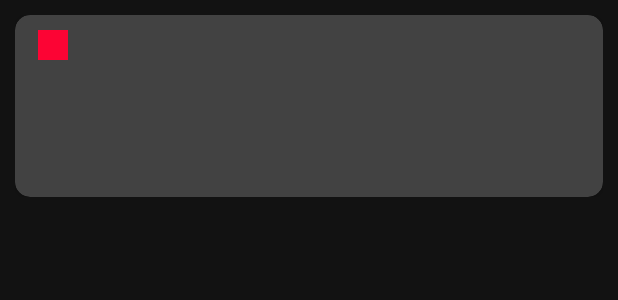
After one commit to yogenns/FlashCard, an Android app: the layout card_flash.xml on its own in the app's theme, with its tools: preview values and no code run, on a phone screen of 412 x 824 dp. The commit adds this screen. Shown: the top 300 px of the screen. Run offline under Robolectric (Android 15) with nearby library versions, the phone set to English and light mode, and no system bars.

Commit message:
Task 6 - List Cards on Main "All Cards" page

```diff
--- a/app/src/main/java/tool/yogendra/flashcard/SectionsActivity.java
+++ b/app/src/main/java/tool/yogendra/flashcard/SectionsActivity.java
@@ -181,6 +181,7 @@ public class SectionsActivity extends AppCompatActivity {
     protected void onResume() {
         Log.i(TAG, "Resume ManageSection");
         super.onResume();
+        addRecyclerView();
     }
 
     public static Intent makeIntent(Context context) {
--- /dev/null
+++ b/app/src/main/res/layout/card_flash.xml
@@ -0,0 +1,46 @@
+<?xml version="1.0" encoding="utf-8"?>
+<LinearLayout xmlns:android="http://schemas.android.com/apk/res/android"
+    android:layout_width="match_parent"
+    android:layout_height="wrap_content"
+    android:layout_margin="10dp"
+    android:orientation="horizontal">
+
+    <androidx.cardview.widget.CardView xmlns:card_view="http://schemas.android.com/apk/res-auto"
+        android:id="@+id/flashCardView"
+        android:layout_width="match_parent"
+        android:layout_height="wrap_content"
+        android:background="#ffeead"
+        card_view:cardBackgroundColor="@color/cardview_dark_background"
+        card_view:cardCornerRadius="10dp">
+
+        <LinearLayout
+            android:layout_width="match_parent"
+            android:layout_height="wrap_content"
+            android:layout_margin="10dp"
+            android:orientation="vertical">
+
+            <TextView
+                android:id="@+id/flashCardSectionColorTxt"
+                android:layout_width="20dp"
+                android:layout_height="20dp"
+                android:layout_gravity="center_vertical"
+                android:layout_marginStart="5dp"
+                android:background="@color/red" />
+
+            <TextView
+                android:id="@+id/flashCardFrontTxt"
+                android:layout_width="wrap_content"
+                android:layout_height="wrap_content"
+                android:layout_gravity="center_vertical"
+                android:layout_marginStart="10dp"
+                android:textSize="30sp" />
+            <TextView
+                android:id="@+id/flashCardBackTxt"
+                android:layout_width="wrap_content"
+                android:layout_height="wrap_content"
+                android:layout_gravity="center_vertical"
+                android:layout_marginStart="10dp"
+                android:textSize="30sp" />
+        </LinearLayout>
+    </androidx.cardview.widget.CardView>
+</LinearLayout>
```
Also changed, not shown: app/src/main/java/tool/yogendra/flashcard/HomeActivity.java (+56 -1 lines), app/src/main/java/tool/yogendra/flashcard/adapter/FlashCardRecyclerAdapter.java (added, +63 -0 lines), app/src/main/java/tool/yogendra/flashcard/database/FlashCardParams.java (+15 -3 lines), app/src/main/java/tool/yogendra/flashcard/database/SQLDBManager.java (+13 -1 lines), app/src/main/res/layout/content_home.xml (+9 -4 lines).
